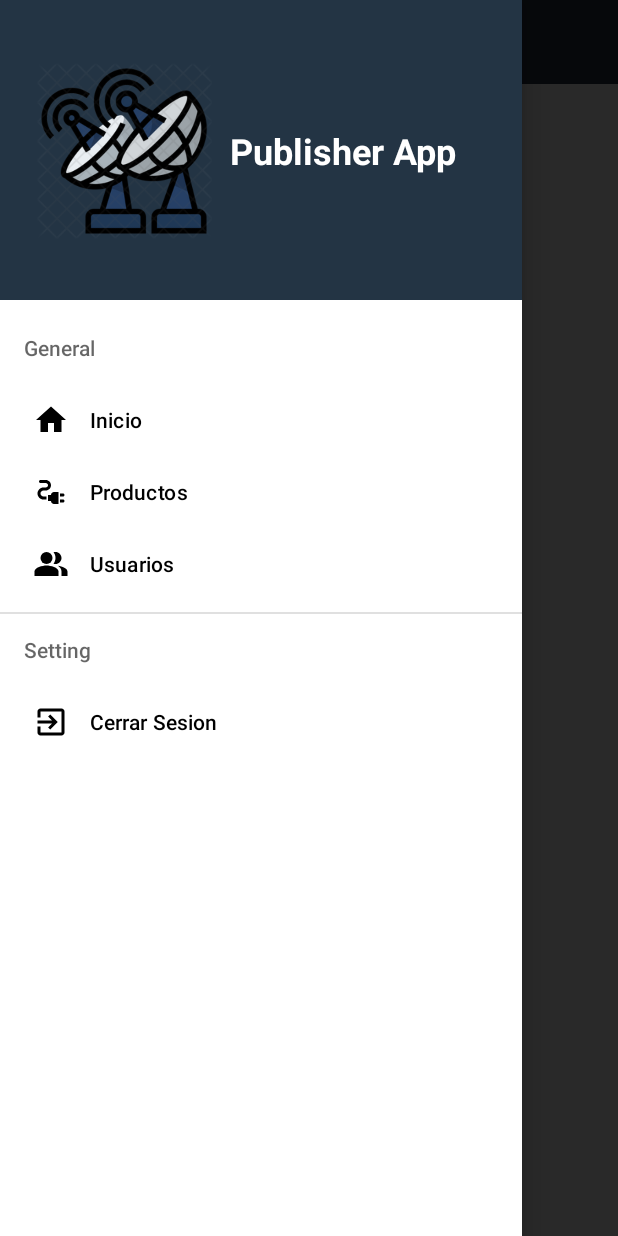
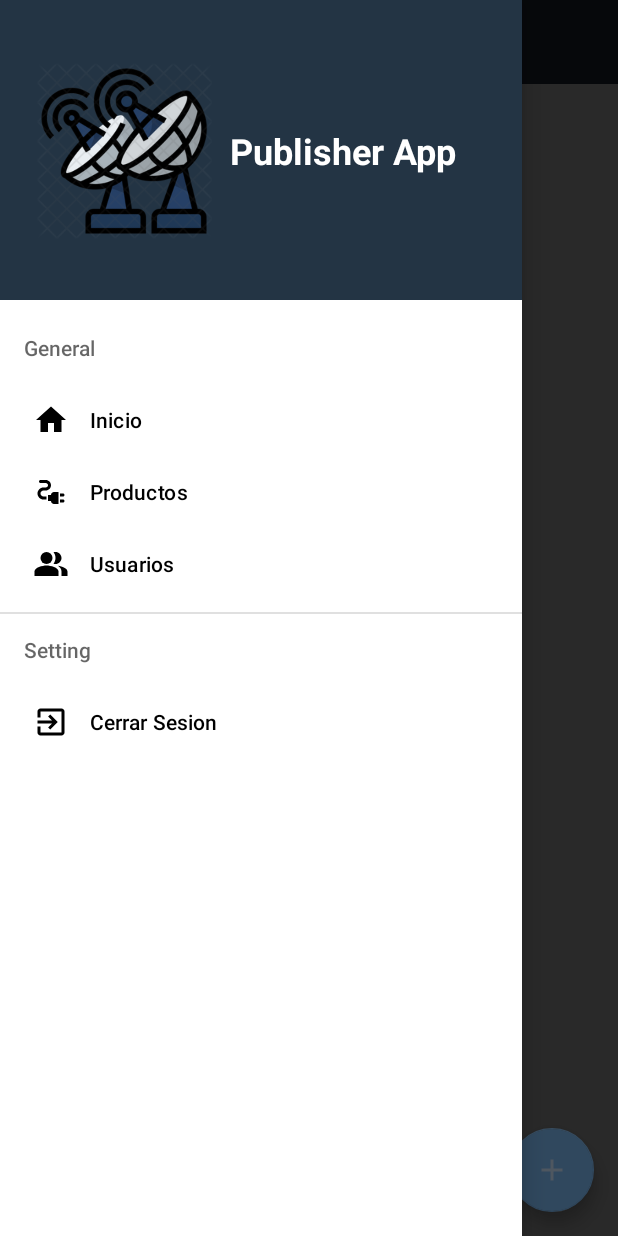
Before and after one commit to TheNipsAreGettingBigger/DAM-Final, an Android app: the fragment ProductosFragment placed in its activity, with the side drawer open, on a phone screen of 412 x 824 dp. Run offline under Robolectric (Android 15) with nearby library versions, the phone set to English and light mode, and no system bars; our stand-ins replace Firebase (no records; nobody signed in at launch, a user with empty details on screens opened directly); pictures from the network do not load.

Commit message:
boton flotante para agregar el producto

```diff
--- /dev/null
+++ b/app/src/main/res/drawable/ic_baseline_add_24.xml
@@ -0,0 +1,10 @@
+<vector xmlns:android="http://schemas.android.com/apk/res/android"
+    android:width="24dp"
+    android:height="24dp"
+    android:viewportWidth="24"
+    android:viewportHeight="24"
+    android:tint="?attr/colorControlNormal">
+  <path
+      android:fillColor="@android:color/white"
+      android:pathData="M19,13h-6v6h-2v-6H5v-2h6V5h2v6h6v2z"/>
+</vector>
--- a/app/src/main/res/layout/fragment_productos.xml
+++ b/app/src/main/res/layout/fragment_productos.xml
@@ -27,6 +27,19 @@
         android:layout_marginBottom="5dp"
         app:layout_constraintBottom_toBottomOf="parent"
         app:layout_constraintEnd_toEndOf="parent"
-        app:layout_constraintStart_toStartOf="parent" />
+        app:layout_constraintStart_toStartOf="parent" >
+
+    </androidx.recyclerview.widget.RecyclerView>
+
+    <com.google.android.material.floatingactionbutton.FloatingActionButton
+        android:id="@+id/btnAddProducto"
+        android:layout_width="wrap_content"
+        android:layout_height="wrap_content"
+        android:layout_marginEnd="16dp"
+        android:layout_marginBottom="16dp"
+        android:clickable="true"
+        android:src="@drawable/ic_baseline_add_24"
+        app:layout_constraintBottom_toBottomOf="parent"
+        app:layout_constraintEnd_toEndOf="parent" />
 
 </androidx.constraintlayout.widget.ConstraintLayout>
```
